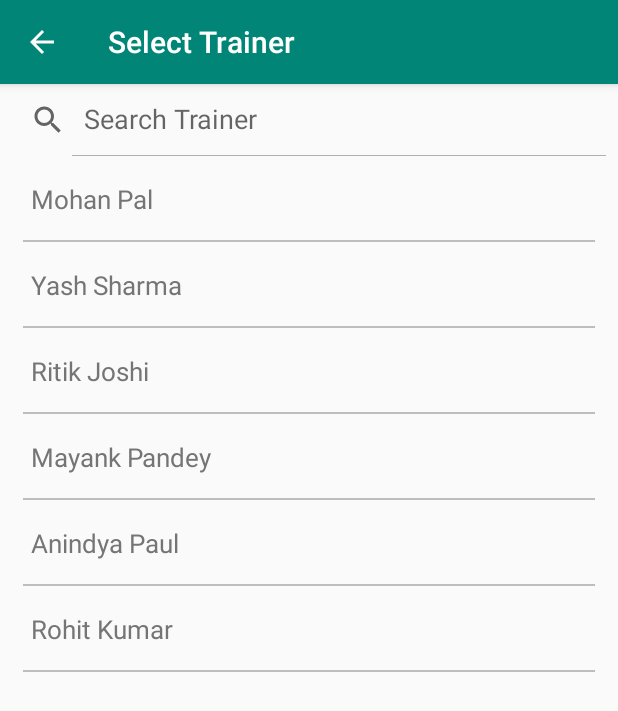
After one commit to Revansiddub/musicapp, an Android app: the SelectTrainerActivity screen opened directly, with no data from a screen before it, on a phone screen of 412 x 824 dp. The commit adds this screen. Shown: the top 711 px of the screen. Run offline under Robolectric (Android 15) with nearby library versions, the phone set to English and light mode, and no system bars; our stand-ins replace data binding.

Commit message:
Added Selected Trainer Screen

```diff
--- a/app/src/main/AndroidManifest.xml
+++ b/app/src/main/AndroidManifest.xml
@@ -60,6 +60,11 @@
             android:name=".modules.details.DetailsActivity"
             android:screenOrientation="portrait" />
 
+        <!--Select Trainer Screen-->
+        <activity
+            android:name=".modules.select_trainer.SelectTrainerActivity"
+            android:screenOrientation="portrait" />
+
         <!--Login Screen-->
         <activity
             android:name=".modules.login.LoginActivity"
--- a/app/src/main/java/com/gsatechworld/musicapp/modules/select_category/adapter/CategoryAdapter.java
+++ b/app/src/main/java/com/gsatechworld/musicapp/modules/select_category/adapter/CategoryAdapter.java
@@ -14,6 +14,7 @@ import com.gsatechworld.musicapp.R;
 import com.gsatechworld.musicapp.databinding.LayoutCategoryBinding;
 import com.gsatechworld.musicapp.modules.details.DetailsActivity;
 import com.gsatechworld.musicapp.modules.select_category.pojo.Category;
+import com.gsatechworld.musicapp.modules.select_trainer.SelectTrainerActivity;
 
 import java.util.ArrayList;
 import java.util.List;
@@ -128,12 +129,11 @@ public class CategoryAdapter extends Adapter<CategoryAdapter.CategoryHolder> {
             if (view.getId() == R.id.layoutCategory) {
                 Category category = categoryList.get(getAdapterPosition());
 
-                if (userType.equals(TRAINER)) {
-                    Intent intent = new Intent(mCtx, DetailsActivity.class);
-                    intent.putExtra(CATEGORY_ID, category.getCategoryID());
-                    intent.putExtra(PIN_CODE, pinCode);
-                    mCtx.startActivity(intent);
-                }
+                Intent intent = new Intent(mCtx, (userType.equals(TRAINER) ? DetailsActivity.class :
+                        SelectTrainerActivity.class));
+                intent.putExtra(CATEGORY_ID, category.getCategoryID());
+                intent.putExtra(PIN_CODE, pinCode);
+                mCtx.startActivity(intent);
             }
         }
     }
--- /dev/null
+++ b/app/src/main/java/com/gsatechworld/musicapp/modules/select_trainer/SelectTrainerActivity.java
@@ -0,0 +1,114 @@
+package com.gsatechworld.musicapp.modules.select_trainer;
+
+import android.os.Bundle;
+import android.view.MenuItem;
+
+import androidx.appcompat.widget.SearchView.OnQueryTextListener;
+import androidx.databinding.DataBindingUtil;
+import androidx.lifecycle.ViewModelProvider;
+import androidx.recyclerview.widget.LinearLayoutManager;
+
+import com.gsatechworld.musicapp.R;
+import com.gsatechworld.musicapp.core.base.BaseActivity;
+import com.gsatechworld.musicapp.databinding.ActivitySelectTrainerBinding;
+import com.gsatechworld.musicapp.modules.select_trainer.adapter.TrainerAdapter;
+import com.gsatechworld.musicapp.modules.select_trainer.pojo.TrainerInfo;
+
+import static androidx.recyclerview.widget.RecyclerView.VERTICAL;
+import static com.gsatechworld.musicapp.utilities.Constants.CATEGORY_ID;
+import static com.gsatechworld.musicapp.utilities.Constants.PIN_CODE;
+import static com.gsatechworld.musicapp.utilities.NetworkUtilities.getNetworkInstance;
+import static java.util.Objects.requireNonNull;
+
+public class SelectTrainerActivity extends BaseActivity implements OnQueryTextListener {
+
+    /* ------------------------------------------------------------- *
+     * Private Members
+     * ------------------------------------------------------------- */
+
+    private ActivitySelectTrainerBinding binding;
+    private SelectTrainerViewModel viewModel;
+    private TrainerAdapter adapter;
+    private String pinCode, categoryID;
+
+    /* ------------------------------------------------------------- *
+     * Overriding Base Activity
+     * ------------------------------------------------------------- */
+
+    @Override
+    protected void onCreate(Bundle savedInstanceState) {
+        super.onCreate(savedInstanceState);
+
+        /*Binding layout file with JAVA class*/
+        binding = DataBindingUtil.setContentView(this, R.layout.activity_select_trainer);
+
+        /*Initialising View model*/
+        viewModel = new ViewModelProvider(this).get(SelectTrainerViewModel.class);
+
+        /*Setting Screen title*/
+        binding.layoutBase.toolbar.setTitle("Select Trainer");
+        setSupportActionBar(binding.layoutBase.toolbar);
+        requireNonNull(getSupportActionBar()).setDisplayHomeAsUpEnabled(true);
+
+        if (getIntent().getStringExtra(PIN_CODE) != null) {
+            pinCode = getIntent().getStringExtra(PIN_CODE);
+            categoryID = getIntent().getStringExtra(CATEGORY_ID);
+        }
+
+        fetchTrainerList();
+
+        /*Setting listeners to the views*/
+        binding.searchTrainer.setOnQueryTextListener(this);
+    }
+
+    /* ------------------------------------------------------------- *
+     * Overriding onOptionsItemSelected Method
+     * ------------------------------------------------------------- */
+
+    @Override
+    public boolean onOptionsItemSelected(MenuItem item) {
+        if (item.getItemId() == android.R.id.home) {
+            onBackPressed();
+            return true;
+        }
+        return super.onOptionsItemSelected(item);
+    }
+
+    /* ------------------------------------------------------------- *
+     * Overriding OnQueryTextListener Methods
+     * ------------------------------------------------------------- */
+
+    @Override
+    public boolean onQueryTextSubmit(String query) {
+        if (adapter != null)
+            adapter.filter(query);
+        return true;
+    }
+
+    @Override
+    public boolean onQueryTextChange(String newText) {
+        if (adapter != null)
+            adapter.filter(newText);
+        return true;
+    }
+
+    /**
+     * This method is invoked to fetch a list of list trainer for particular category in  that area.
+     */
+    private void fetchTrainerList() {
+        if (getNetworkInstance(this).isConnectedToInternet()) {
+            showLoadingIndicator();
+
+            viewModel.fetchTrainers(new TrainerInfo(pinCode, categoryID)).observe(this,
+                    trainerResponse -> {
+                        hideLoadingIndicator();
+
+                        binding.recyclerTrainer.setLayoutManager(new
+                                LinearLayoutManager(this, VERTICAL, false));
+                        adapter = new TrainerAdapter(this, trainerResponse.getTrainerList());
+                        binding.recyclerTrainer.setAdapter(adapter);
+                    });
+        } else
+            showSnackBar(this, getString(R.string.no_internet_message));
+    }
+}
--- /dev/null
+++ b/app/src/main/java/com/gsatechworld/musicapp/modules/select_trainer/SelectTrainerRepository.java
@@ -0,0 +1,64 @@
+package com.gsatechworld.musicapp.modules.select_trainer;
+
+import androidx.lifecycle.LiveData;
+import androidx.lifecycle.MutableLiveData;
+
+import com.gsatechworld.musicapp.core.network.NetworkAPI;
+import com.gsatechworld.musicapp.modules.select_trainer.pojo.Trainer;
+import com.gsatechworld.musicapp.modules.select_trainer.pojo.TrainerInfo;
+import com.gsatechworld.musicapp.modules.select_trainer.pojo.TrainerResponse;
+
+import java.util.ArrayList;
+import java.util.List;
+
+import static com.gsatechworld.musicapp.core.network.NetworkService.getRetrofitInstance;
+import static com.gsatechworld.musicapp.utilities.Constants.SERVER_RESPONSE_SUCCESS;
+
+class SelectTrainerRepository {
+
+    /* ------------------------------------------------------------- *
+     * Private Members
+     * ------------------------------------------------------------- */
+
+    private NetworkAPI networkAPI;
+
+    /* ------------------------------------------------------------- *
+     * Constructor
+     * ------------------------------------------------------------- */
+
+    SelectTrainerRepository() {
+        networkAPI = getRetrofitInstance().create(NetworkAPI.class);
+    }
+
+    /* ------------------------------------------------------------- *
+     * Default Methods
+     * ------------------------------------------------------------- */
+
+    LiveData<TrainerResponse> fetchTrainers(TrainerInfo info) {
+        MutableLiveData<TrainerResponse> pinCodeMutableLiveData = new MutableLiveData<>();
+
+        List<Trainer> trainerList = new ArrayList<>();
+        trainerList.add(new Trainer("1", "Mohan Pal", new ArrayList<>(),
+                "", "", new ArrayList<>(), new ArrayList<>()));
+
+        trainerList.add(new Trainer("1", "Yash Sharma", new ArrayList<>(),
+                "", "", new ArrayList<>(), new ArrayList<>()));
+
+        trainerList.add(new Trainer("1", "Ritik Joshi", new ArrayList<>(),
+                "", "", new ArrayList<>(), new ArrayList<>()));
+
+        trainerList.add(new Trainer("1", "Mayank Pandey", new ArrayList<>(),
+                "", "", new ArrayList<>(), new ArrayList<>()));
+
+        trainerList.add(new Trainer("1", "Anindya Paul", new ArrayList<>(),
+                "", "", new ArrayList<>(), new ArrayList<>()));
+
+        trainerList.add(new Trainer("1", "Rohit Kumar", new ArrayList<>(),
+                "", "", new ArrayList<>(), new ArrayList<>()));
+
+        pinCodeMutableLiveData.postValue(new TrainerResponse(SERVER_RESPONSE_SUCCESS,
+                "Oops! something went wrong. Please try again later.", trainerList));
+
+        return pinCodeMutableLiveData;
+    }
+}
--- /dev/null
+++ b/app/src/main/java/com/gsatechworld/musicapp/modules/select_trainer/SelectTrainerViewModel.java
@@ -0,0 +1,34 @@
+package com.gsatechworld.musicapp.modules.select_trainer;
+
+import androidx.lifecycle.LiveData;
+import androidx.lifecycle.ViewModel;
+
+import com.gsatechworld.musicapp.modules.select_trainer.pojo.TrainerInfo;
+import com.gsatechworld.musicapp.modules.select_trainer.pojo.TrainerResponse;
+import com.gsatechworld.musicapp.modules.welcome.pojo.PinCodeInfo;
+import com.gsatechworld.musicapp.utilities.CommonResponse;
+
+public class SelectTrainerViewModel extends ViewModel {
+
+    /* ------------------------------------------------------------- *
+     * Private Members
+     * ------------------------------------------------------------- */
+
+    private SelectTrainerRepository repository;
+
+    /* ------------------------------------------------------------- *
+     * Constructor
+     * ------------------------------------------------------------- */
+
+    public SelectTrainerViewModel() {
+        repository = new SelectTrainerRepository();
+    }
+
+    /* ------------------------------------------------------------- *
+     * Default Methods
+     * ------------------------------------------------------------- */
+
+    LiveData<TrainerResponse> fetchTrainers(TrainerInfo info) {
+        return repository.fetchTrainers(info);
+    }
+}
--- /dev/null
+++ b/app/src/main/java/com/gsatechworld/musicapp/modules/select_trainer/adapter/TrainerAdapter.java
@@ -0,0 +1,109 @@
+package com.gsatechworld.musicapp.modules.select_trainer.adapter;
+
+import android.content.Context;
+import android.view.ViewGroup;
+
+import androidx.annotation.NonNull;
+import androidx.recyclerview.widget.RecyclerView.Adapter;
+import androidx.recyclerview.widget.RecyclerView.ViewHolder;
+
+import com.gsatechworld.musicapp.R;
+import com.gsatechworld.musicapp.databinding.LayoutTrainerBinding;
+import com.gsatechworld.musicapp.modules.select_trainer.pojo.Trainer;
+
+import java.util.ArrayList;
+import java.util.List;
+
+import static android.view.LayoutInflater.from;
+import static androidx.databinding.DataBindingUtil.inflate;
+import static java.util.Locale.getDefault;
+
+public class TrainerAdapter extends Adapter<TrainerAdapter.TrainerHolder> {
+
+    /* ------------------------------------------------------------- *
+     * Private Members
+     * ------------------------------------------------------------- */
+
+    private Context mCtx;
+    private List<Trainer> trainerList;
+    private List<Trainer> searchableTrainerList;
+
+    /* ------------------------------------------------------------- *
+     * Constructor
+     * ------------------------------------------------------------- */
+
+    public TrainerAdapter(Context mCtx, List<Trainer> trainerList) {
+        this.mCtx = mCtx;
+        this.trainerList = trainerList;
+        searchableTrainerList = new ArrayList<>(trainerList);
+    }
+
+    /* ------------------------------------------------------------- *
+     * Overriding RecyclerView.Adapter Methods
+     * ------------------------------------------------------------- */
+
+    @NonNull
+    @Override
+    public TrainerHolder onCreateViewHolder(@NonNull ViewGroup parent, int viewType) {
+        LayoutTrainerBinding binding = inflate(from(mCtx), R.layout.layout_trainer, parent,
+                false);
+        return new TrainerHolder(binding);
+    }
+
+    @Override
+    public void onBindViewHolder(@NonNull TrainerHolder holder, int position) {
+        holder.binding.setTrainer(trainerList.get(position));
+    }
+
+    @Override
+    public int getItemCount() {
+        return trainerList.size();
+    }
+
+    /* ------------------------------------------------------------- *
+     * Public Method
+     * ------------------------------------------------------------- */
+
+    /**
+     * This method is invoked to search item in the list based on the character or string.
+     *
+     * @param charText char sequence that need to be searched in the list.
+     */
+    public void filter(String charText) {
+        charText = charText.toLowerCase(getDefault());
+
+        trainerList.clear();
+
+        if (charText.length() == 0)
+            trainerList.addAll(searchableTrainerList);
+        else
+            for (Trainer trainer : searchableTrainerList)
+                if (trainer.getTrainerName().toLowerCase().contains(charText.toLowerCase()))
+                    trainerList.add(trainer);
+
+        notifyDataSetChanged();
+    }
+
+    /* ------------------------------------------------------------- *
+     * Trainer Holder Class
+     * ------------------------------------------------------------- */
+
+    class TrainerHolder extends ViewHolder {
+
+        /* ------------------------------------------------------------- *
+         * Private Members
+         * ------------------------------------------------------------- */
+
+        private final LayoutTrainerBinding binding;
+
+        /* ------------------------------------------------------------- *
+         * Constructor
+         * ------------------------------------------------------------- */
+
+        TrainerHolder(final LayoutTrainerBinding binding) {
+            super(binding.getRoot());
+
+            this.binding = binding;
+        }
+    }
+}
--- /dev/null
+++ b/app/src/main/java/com/gsatechworld/musicapp/modules/select_trainer/pojo/Trainer.java
@@ -0,0 +1,65 @@
+package com.gsatechworld.musicapp.modules.select_trainer.pojo;
+
+import java.util.List;
+
+public class Trainer {
+
+    /* ------------------------------------------------------------- *
+     * Private Members
+     * ------------------------------------------------------------- */
+
+    private String trainerID;
+    private String trainerName;
+    private List<String> coachingType;
+    private String charges;
+    private String address;
+    private List<String> recurrenceType;
+    private List<String> recurrenceDays;
+
+    /* ------------------------------------------------------------- *
+     * Constructor
+     * ------------------------------------------------------------- */
+
+    public Trainer(String trainerID, String trainerName, List<String> coachingType, String charges,
+                   String address, List<String> recurrenceType, List<String> recurrenceDays) {
+        this.trainerID = trainerID;
+        this.trainerName = trainerName;
+        this.coachingType = coachingType;
+        this.charges = charges;
+        this.address = address;
+        this.recurrenceType = recurrenceType;
+        this.recurrenceDays = recurrenceDays;
+    }
+
+    /* ------------------------------------------------------------- *
+     * Getters
+     * ------------------------------------------------------------- */
+
+    public String getTrainerID() {
+        return trainerID;
+    }
+
+    public String getTrainerName() {
+        return trainerName;
+    }
+
+    public List<String> getCoachingType() {
+        return coachingType;
+    }
+
+    public String getCharges() {
+        return charges;
+    }
+
+    public String getAddress() {
+        return address;
+    }
+
+    public List<String> getRecurrenceType() {
+        return recurrenceType;
+    }
+
+    public List<String> getRecurrenceDays() {
+        return recurrenceDays;
+    }
+}
--- /dev/null
+++ b/app/src/main/java/com/gsatechworld/musicapp/modules/select_trainer/pojo/TrainerInfo.java
@@ -0,0 +1,20 @@
+package com.gsatechworld.musicapp.modules.select_trainer.pojo;
+
+public class TrainerInfo {
+
+    /* ------------------------------------------------------------- *
+     * Private Members
+     * ------------------------------------------------------------- */
+
+    private String pinCode;
+    private String categoryID;
+
+    /* ------------------------------------------------------------- *
+     * Constructor
+     * ------------------------------------------------------------- */
+
+    public TrainerInfo(String pinCode, String categoryID) {
+        this.pinCode = pinCode;
+        this.categoryID = categoryID;
+    }
+}
--- /dev/null
+++ b/app/src/main/java/com/gsatechworld/musicapp/modules/select_trainer/pojo/TrainerResponse.java
@@ -0,0 +1,40 @@
+package com.gsatechworld.musicapp.modules.select_trainer.pojo;
+
+import java.util.List;
+
+public class TrainerResponse {
+
+    /* ------------------------------------------------------------- *
+     * Private Members
+     * ------------------------------------------------------------- */
+
+    private String response;
+    private String message;
+    private List<Trainer> trainerList;
+
+    /* ------------------------------------------------------------- *
+     * Constructor
+     * ------------------------------------------------------------- */
+
+    public TrainerResponse(String response, String message, List<Trainer> trainerList) {
+        this.response = response;
+        this.message = message;
+        this.trainerList = trainerList;
+    }
+
+    /* ------------------------------------------------------------- *
+     * Getters
+     * ------------------------------------------------------------- */
+
+    public String getResponse() {
+        return response;
+    }
+
+    public String getMessage() {
+        return message;
+    }
+
+    public List<Trainer> getTrainerList() {
+        return trainerList;
+    }
+}
--- /dev/null
+++ b/app/src/main/res/layout/activity_select_trainer.xml
@@ -0,0 +1,41 @@
+<?xml version="1.0" encoding="utf-8"?>
+<layout xmlns:android="http://schemas.android.com/apk/res/android"
+    xmlns:app="http://schemas.android.com/apk/res-auto"
+    xmlns:tools="http://schemas.android.com/tools"
+    tools:context=".modules.select_trainer.SelectTrainerActivity">
+
+    <androidx.constraintlayout.widget.ConstraintLayout
+        android:id="@+id/layoutSelectTrainer"
+        android:layout_width="match_parent"
+        android:layout_height="match_parent">
+
+        <include
+            android:id="@+id/layoutBase"
+            layout="@layout/layout_base"
+            app:layout_constraintEnd_toEndOf="parent"
+            app:layout_constraintStart_toStartOf="parent"
+            app:layout_constraintTop_toTopOf="parent" />
+
+        <androidx.appcompat.widget.SearchView
+            android:id="@+id/searchTrainer"
+            android:layout_width="match_parent"
+            android:layout_height="wrap_content"
+            android:focusable="false"
+            app:iconifiedByDefault="false"
+            app:layout_constraintEnd_toEndOf="parent"
+            app:layout_constraintStart_toStartOf="parent"
+            app:layout_constraintTop_toBottomOf="@id/layoutBase"
+            app:queryHint="@string/search_trainer" />
+
+        <androidx.recyclerview.widget.RecyclerView
+            android:id="@+id/recyclerTrainer"
+            android:layout_width="match_parent"
+            android:layout_height="0dp"
+            app:layout_constraintBottom_toBottomOf="parent"
+            app:layout_constraintEnd_toEndOf="parent"
+            app:layout_constraintStart_toStartOf="parent"
+            app:layout_constraintTop_toBottomOf="@id/searchTrainer" />
+
+    </androidx.constraintlayout.widget.ConstraintLayout>
+
+</layout>
--- /dev/null
+++ b/app/src/main/res/layout/layout_trainer.xml
@@ -0,0 +1,44 @@
+<?xml version="1.0" encoding="utf-8"?>
+<layout xmlns:android="http://schemas.android.com/apk/res/android"
+    xmlns:app="http://schemas.android.com/apk/res-auto">
+
+    <data>
+
+        <variable
+            name="trainer"
+            type="com.gsatechworld.musicapp.modules.select_trainer.pojo.Trainer" />
+    </data>
+
+    <androidx.constraintlayout.widget.ConstraintLayout
+        android:id="@+id/layoutTrainer"
+        android:layout_width="match_parent"
+        android:layout_height="wrap_content"
+        android:paddingStart="@dimen/size_5dp"
+        android:paddingEnd="@dimen/size_5dp">
+
+        <TextView
+            android:id="@+id/textTrainerName"
+            android:layout_width="wrap_content"
+            android:layout_height="wrap_content"
+            android:layout_marginStart="@dimen/size_15dp"
+            android:text="@{trainer.trainerName}"
+            android:textColor="@color/md_grey_600"
+            android:textSize="@dimen/size_17sp"
+            app:layout_constraintBottom_toBottomOf="parent"
+            app:layout_constraintStart_toStartOf="parent"
+            app:layout_constraintTop_toTopOf="parent" />
+
+        <View
+            android:layout_width="match_parent"
+            android:layout_height="@dimen/size_1dp"
+            android:layout_marginStart="@dimen/size_10dp"
+            android:layout_marginTop="@dimen/size_15dp"
+            android:layout_marginEnd="@dimen/size_10dp"
+            android:background="@color/md_grey_400"
+            app:layout_constraintEnd_toEndOf="parent"
+            app:layout_constraintStart_toStartOf="parent"
+            app:layout_constraintTop_toBottomOf="@id/textTrainerName" />
+
+    </androidx.constraintlayout.widget.ConstraintLayout>
+
+</layout>
--- a/app/src/main/res/values/strings.xml
+++ b/app/src/main/res/values/strings.xml
@@ -69,6 +69,9 @@
     <string name="front">Front</string>
     <string name="back">Back</string>
 
+    <!--Select Trainer Activity-->
+    <string name="search_trainer">Search Trainer</string>
+
     <!--Validation Strings-->
     <string name="category_validation">Please write Category name</string>
 
```
